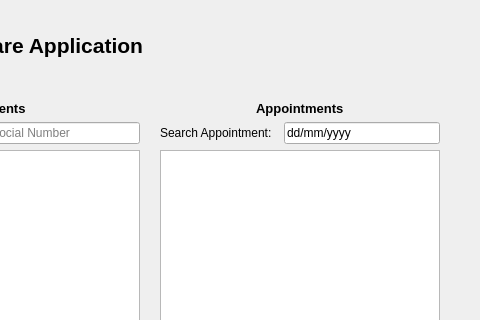
First picture: the form in GroupFour_DoctorsOffice/widget.ui, repository KittimasakBunrat/GroupFour_DoctorsOffice, before the edit; both pictures show x 480 to 960 and y 0 to 320 of the 960 by 538 pixel window.
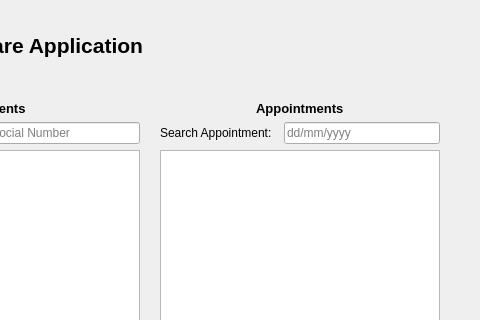
Second picture: the form after the edit.

What changed in the file:
```diff
--- a/GroupFour_DoctorsOffice/widget.ui
+++ b/GroupFour_DoctorsOffice/widget.ui
@@ -205,6 +205,9 @@
           <item>
            <widget class="QLineEdit" name="filter_appointm_edit">
             <property name="text">
+             <string/>
+            </property>
+            <property name="placeholderText">
              <string>dd/mm/yyyy</string>
             </property>
            </widget>
```
